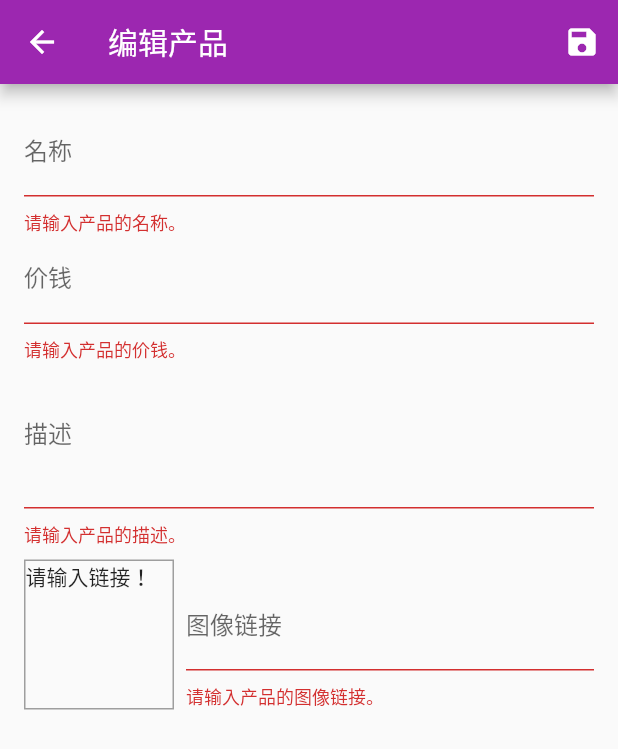
After one commit to duyhuynhquoc/flutter_shop_app, a Flutter app: the EditProductScreen screen opened by its route, after a tap on the "save" icon, on a phone screen of 412 x 824 dp. The commit adds this screen. Shown: the top 749 px of the screen. Run offline on Flutter 3.47's test engine with Material 2 defaults, Android fonts, the phone set to English and light mode, and no system bars; our stand-ins replace badges; network calls fail.

Commit message:
[New] Add and Edit products with User Input

```diff
--- a/lib/main.dart
+++ b/lib/main.dart
@@ -3,9 +3,11 @@ import 'package:flutter_shop_app/providers/cart.dart';
 import 'package:flutter_shop_app/providers/orders.dart';
 import 'package:flutter_shop_app/providers/products.dart';
 import 'package:flutter_shop_app/screens/cart_screen.dart';
+import 'package:flutter_shop_app/screens/edit_product_screen.dart';
 import 'package:flutter_shop_app/screens/orders_screen.dart';
 import 'package:flutter_shop_app/screens/product_detail_screen.dart';
 import 'package:flutter_shop_app/screens/products_overview_screen.dart';
+import 'package:flutter_shop_app/screens/user_products_screen.dart';
 import 'package:provider/provider.dart';
 
 void main() => runApp(const MyApp());
@@ -37,7 +39,9 @@ class MyApp extends StatelessWidget {
         routes: {
           ProductDetailScreen.routeName: (context) => ProductDetailScreen(),
           CartScreen.routeName: (context) => CartScreen(),
-          OrdersScreen.routeName: (context) => OrdersScreen()
+          OrdersScreen.routeName: (context) => OrdersScreen(),
+          UserProductScreen.routeName: (context) => UserProductScreen(),
+          EditProductScreen.routeName: (context) => EditProductScreen()
         },
       ),
     );
--- a/lib/providers/product.dart
+++ b/lib/providers/product.dart
@@ -1,7 +1,7 @@
 import 'package:flutter/material.dart';
 
 class Product with ChangeNotifier {
-  final String id;
+  final String? id;
   final String title;
   final String description;
   final double price;
--- /dev/null
+++ b/lib/screens/edit_product_screen.dart
@@ -0,0 +1,286 @@
+// ignore_for_file: use_key_in_widget_constructors
+
+import 'package:flutter/material.dart';
+import 'package:flutter/src/widgets/container.dart';
+import 'package:flutter/src/widgets/framework.dart';
+import 'package:flutter_shop_app/providers/product.dart';
+import 'package:flutter_shop_app/providers/products.dart';
+import 'package:provider/provider.dart';
+
+class EditProductScreen extends StatefulWidget {
+  static String routeName = '/edit-product-screen';
+
+  @override
+  State<EditProductScreen> createState() => _EditProductScreenState();
+}
+
+class _EditProductScreenState extends State<EditProductScreen> {
+  final _priceFocusNode = FocusNode();
+  final _descriptionFocusNode = FocusNode();
+  final _imageFocusNode = FocusNode();
+
+  final _imageUrlController = TextEditingController();
+
+  final _form = GlobalKey<FormState>();
+
+  Product _editedProduct = Product(
+    id: null,
+    title: '',
+    description: '',
+    price: 0,
+    imageUrl: '',
+  );
+
+  var _initValue = {
+    'title': '',
+    'description': '',
+    'price': '',
+    'imageUrl': '',
+  };
+
+  bool _isInit = true;
+
+  @override
+  void initState() {
+    super.initState();
+    _imageFocusNode.addListener(_updateImageUrl);
+  }
+
+  @override
+  void didChangeDependencies() {
+    if (_isInit) {
+      if (ModalRoute.of(context)?.settings.arguments != null) {
+        final productId = ModalRoute.of(context)?.settings.arguments as String;
+
+        _editedProduct =
+            Provider.of<Products>(context, listen: false).findById(productId);
+        _initValue = {
+          'title': _editedProduct.title,
+          'description': _editedProduct.description,
+          'price': _editedProduct.price.toString(),
+          'imageUrl': _editedProduct.imageUrl,
+        };
+        _imageUrlController.text = _editedProduct.imageUrl;
+      }
+    }
+    _isInit = false;
+    super.didChangeDependencies();
+  }
+
+  @override
+  void dispose() {
+    _imageFocusNode.removeListener(_updateImageUrl);
+    _priceFocusNode.dispose();
+    _descriptionFocusNode.dispose();
+    _imageUrlController.dispose();
+
+    super.dispose();
+  }
+
+  void _updateImageUrl() {
+    if (!_imageFocusNode.hasFocus &&
+        (Uri.tryParse(_imageUrlController.text)?.hasAbsolutePath ?? false)) {
+      setState(() {});
+    }
+  }
+
+  void _saveForm() {
+    final isValid = _form.currentState?.validate();
+    if (isValid == null || !isValid) {
+      return;
+    }
+
+    _form.currentState?.save();
+
+    if (_editedProduct.id != null) {
+      Provider.of<Products>(context, listen: false)
+          .updateProduct(_editedProduct);
+      Navigator.of(context).pop();
+    } else {
+      Provider.of<Products>(context, listen: false).addProduct(_editedProduct);
+      Navigator.of(context).pop();
+    }
+  }
+
+  @override
+  Widget build(BuildContext context) {
+    return Scaffold(
+      appBar: AppBar(
+        title: const Text('编辑产品'),
+        actions: [
+          IconButton(
+            onPressed: _saveForm,
+            icon: const Icon(Icons.save),
+          )
+        ],
+      ),
+      body: Padding(
+        padding: const EdgeInsets.all(16.0),
+        child: Form(
+          key: _form,
+          child: ListView(
+            children: [
+              TextFormField(
+                decoration: const InputDecoration(labelText: '名称'),
+                initialValue: _initValue['title'],
+                textInputAction: TextInputAction.next,
+                onFieldSubmitted: (_) {
+                  FocusScope.of(context).requestFocus(_priceFocusNode);
+                },
+                validator: (value) {
+                  if (value != null) {
+                    if (value.isEmpty) {
+                      return '请输入产品的名称。';
+                    }
+                  }
+
+                  return null;
+                },
+                onSaved: (newValue) {
+                  if (newValue != null) {
+                    _editedProduct = Product(
+                      id: _editedProduct.id,
+                      title: newValue,
+                      description: _editedProduct.description,
+                      price: _editedProduct.price,
+                      imageUrl: _editedProduct.imageUrl,
+                      isFavorite: _editedProduct.isFavorite,
+                    );
+                  }
+                },
+              ),
+              TextFormField(
+                decoration: const InputDecoration(labelText: '价钱'),
+                initialValue: _initValue['price'],
+                keyboardType: TextInputType.number,
+                textInputAction: TextInputAction.next,
+                focusNode: _priceFocusNode,
+                validator: (value) {
+                  if (value != null) {
+                    if (value.isEmpty) {
+                      return '请输入产品的价钱。';
+                    }
+                    if (double.tryParse(value) == null) {
+                      return '请输入合格的价钱。';
+                    }
+                    if (double.parse(value) <= 0) {
+                      return '请输入比0大的价钱。';
+                    }
+                  }
+
+                  return null;
+                },
+                onSaved: (newValue) {
+                  if (newValue != null) {
+                    _editedProduct = Product(
+                      id: _editedProduct.id,
+                      title: _editedProduct.title,
+                      description: _editedProduct.description,
+                      price: double.parse(newValue),
+                      imageUrl: _editedProduct.imageUrl,
+                      isFavorite: _editedProduct.isFavorite,
+                    );
+                  }
+                },
+              ),
+              TextFormField(
+                decoration: const InputDecoration(labelText: '描述'),
+                initialValue: _initValue['description'],
+                keyboardType: TextInputType.multiline,
+                maxLines: 3,
+                focusNode: _descriptionFocusNode,
+                validator: (value) {
+                  if (value != null) {
+                    if (value.isEmpty) {
+                      return '请输入产品的描述。';
+                    }
+                    if (value.length < 10) {
+                      return '描述至少要十字符。';
+                    }
+                  }
+
+                  return null;
+                },
+                onSaved: (newValue) {
+                  if (newValue != null) {
+                    _editedProduct = Product(
+                      id: _editedProduct.id,
+                      title: _editedProduct.title,
+                      description: newValue,
+                      price: _editedProduct.price,
+                      imageUrl: _editedProduct.imageUrl,
+                      isFavorite: _editedProduct.isFavorite,
+                    );
+                  }
+                },
+              ),
+              Row(
+                crossAxisAlignment: CrossAxisAlignment.end,
+                children: [
+                  Container(
+                    width: 100,
+                    height: 100,
+                    margin: const EdgeInsets.only(
+                      top: 8,
+                      right: 8,
+                    ),
+                    decoration: BoxDecoration(
+                        border: Border.all(
+                      width: 1,
+                      color: Colors.grey,
+                    )),
+                    child: _imageUrlController.text.isEmpty
+                        ? const Text('请输入链接！')
+                        : FittedBox(
+                            child: Image.network(
+                              _imageUrlController.text,
+                              fit: BoxFit.cover,
+                            ),
+                          ),
+                  ),
+                  Expanded(
+                    child: TextFormField(
+                      decoration: const InputDecoration(labelText: '图像链接'),
+                      keyboardType: TextInputType.url,
+                      textInputAction: TextInputAction.done,
+                      focusNode: _imageFocusNode,
+                      controller: _imageUrlController,
+                      validator: (value) {
+                        if (value != null) {
+                          if (value.isEmpty) {
+                            return '请输入产品的图像链接。';
+                          }
+                          if (!(Uri.tryParse(value)?.hasAbsolutePath ??
+                              false)) {
+                            return '请输入合格的图像链接。';
+                          }
+                        }
+
+                        return null;
+                      },
+                      onFieldSubmitted: (_) {
+                        _saveForm();
+                      },
+                      onSaved: (newValue) {
+                        if (newValue != null) {
+                          _editedProduct = Product(
+                            id: _editedProduct.id,
+                            title: _editedProduct.title,
+                            description: _editedProduct.description,
+                            price: _editedProduct.price,
+                            imageUrl: newValue,
+                            isFavorite: _editedProduct.isFavorite,
+                          );
+                        }
+                      },
+                    ),
+                  ),
+                ],
+              )
+            ],
+          ),
+        ),
+      ),
+    );
+  }
+}
```
Also changed, not shown: lib/providers/cart.dart (+23 -4 lines), lib/providers/products.dart (+25 -2 lines), lib/screens/user_products_screen.dart (added, +46 -0 lines), lib/widgets/app_drawer.dart (+10 -0 lines), lib/widgets/cart_item.dart (+27 -1 lines), lib/widgets/product_item.dart (+15 -0 lines), lib/widgets/user_product_item.dart (added, +57 -0 lines).
